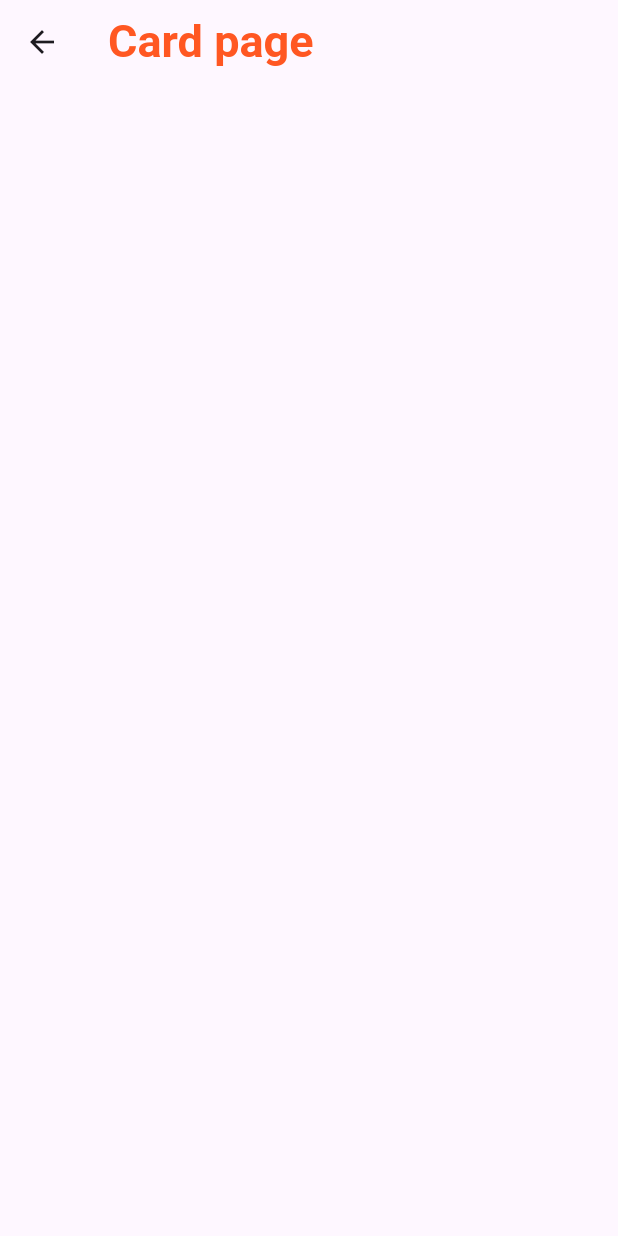
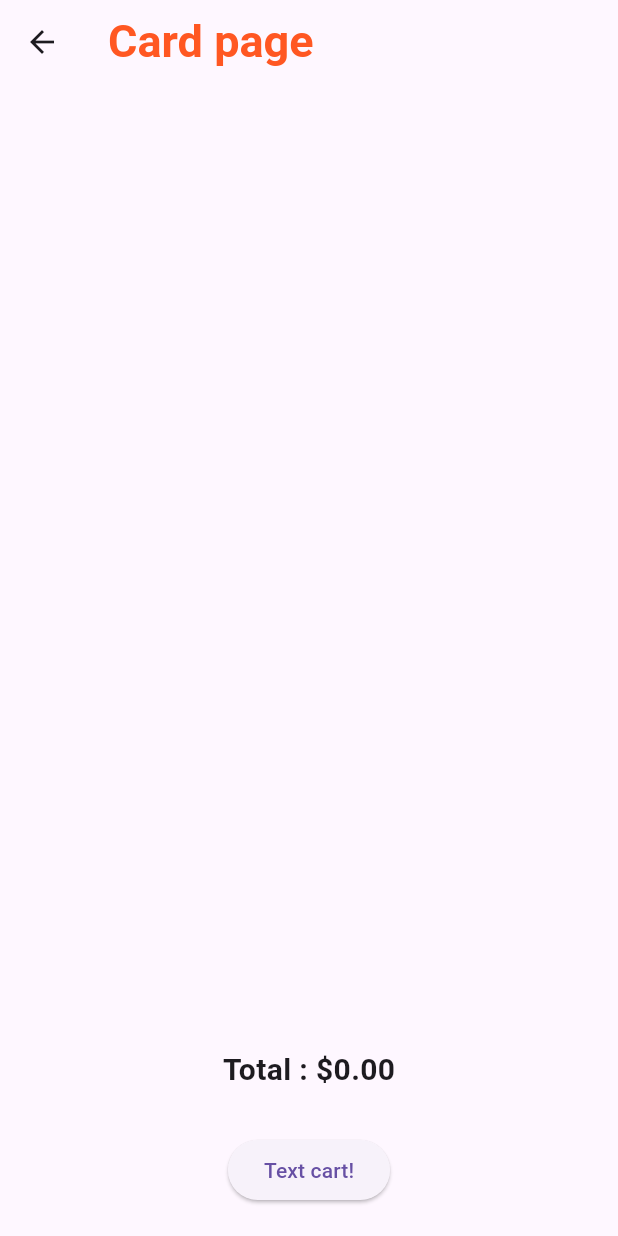
Before and after one commit to sharada0417/Product_Listing, a Flutter app: the CartPage screen opened directly, on a phone screen of 412 x 824 dp. Run offline on Flutter 3.47's test engine with Material 3 defaults, Android fonts, the phone set to English and light mode, and no system bars.

Commit message:
complete application

```diff
--- a/lib/pages/cart_page.dart
+++ b/lib/pages/cart_page.dart
@@ -79,6 +79,32 @@ class CartPage extends StatelessWidget {
                       },
                     ),
                   ),
+                  Padding(
+                    padding: EdgeInsets.all(8),
+                    child: Text(
+                      "Total : \$${cartProvider.totalAmount.toStringAsFixed(2)}",
+                      style: TextStyle(
+                        fontSize: 20,
+                        fontWeight: FontWeight.bold,
+                      ),
+                    ),
+                  ),
+                  Padding(
+                    padding: EdgeInsets.all(20),
+                    child: ElevatedButton(
+                      onPressed: () {
+                        cartProvider.clearAll();
+                        //show snackBar
+                        ScaffoldMessenger.of(context).showSnackBar(
+                          SnackBar(
+                            content: Text("Cart cleared!"),
+                            duration: Duration(seconds: 1),
+                          ),
+                        );
+                      },
+                      child: Text("Text cart!"),
+                    ),
+                  ),
                 ],
               );
             },
--- a/lib/provider/cart_provider.dart
+++ b/lib/provider/cart_provider.dart
@@ -3,7 +3,7 @@ import 'package:flutter/material.dart';
 
 class CartProvider extends ChangeNotifier {
   //cart items state
-  final Map<String, CartItem> _items = {};
+  Map<String, CartItem> _items = {};
 
   //getter
   Map<String, CartItem> get items {
@@ -59,4 +59,19 @@ class CartProvider extends ChangeNotifier {
     }
     notifyListeners();
   }
+
+  //clear
+  void clearAll() {
+    _items = {};
+    notifyListeners();
+  }
+
+  //calculate total
+  double get totalAmount {
+    var total = 0.0;
+    _items.forEach((key, CartItem) {
+      total += CartItem.price * CartItem.quantity;
+    });
+    return total;
+  }
 }
```
